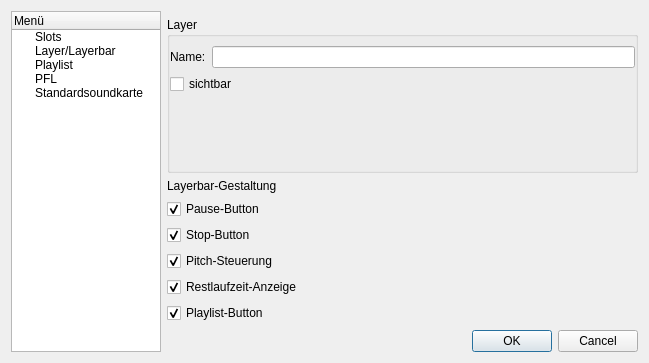
Above: view/configurationdialog.ui from m2otech/emm before the change. Below: the same form after it.
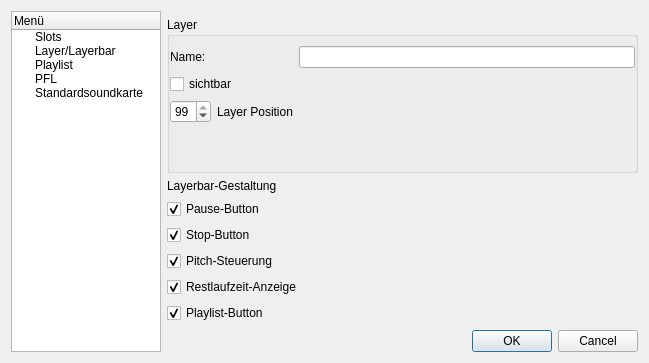
That is the form after the change. The open tabs and pages were chosen to show the change. Custom widgets are drawn as their Qt base class.

Commit message: Layers change order EMM-5, first implementation

Patch:
```diff
--- a/view/configurationdialog.ui
+++ b/view/configurationdialog.ui
@@ -6,7 +6,7 @@
    <rect>
     <x>0</x>
     <y>0</y>
-    <width>594</width>
+    <width>623</width>
     <height>363</height>
    </rect>
   </property>
@@ -416,6 +416,9 @@
               <property name="bottomMargin">
                <number>0</number>
               </property>
+              <item row="0" column="2">
+               <widget class="QLineEdit" name="layerNameText"/>
+              </item>
               <item row="0" column="0">
                <widget class="QLabel" name="label_8">
                 <property name="text">
@@ -423,28 +426,42 @@
                 </property>
                </widget>
               </item>
-              <item row="0" column="1">
-               <widget class="QLineEdit" name="layerNameText"/>
+              <item row="3" column="0">
+               <widget class="QSpinBox" name="layerPosition">
+                <property name="minimum">
+                 <number>1</number>
+                </property>
+                <property name="value">
+                 <number>99</number>
+                </property>
+               </widget>
               </item>
-              <item row="1" column="0" colspan="2">
+              <item row="4" column="0" colspan="3">
+               <spacer name="verticalSpacer_6">
+                <property name="orientation">
+                 <enum>Qt::Vertical</enum>
+                </property>
+                <property name="sizeHint" stdset="0">
+                 <size>
+                  <width>20</width>
+                  <height>40</height>
+                 </size>
+                </property>
+               </spacer>
+              </item>
+              <item row="2" column="0" colspan="3">
                <widget class="QCheckBox" name="visibleCheckBox">
                 <property name="text">
                  <string>sichtbar</string>
                 </property>
                </widget>
               </item>
-              <item row="2" column="0" colspan="2">
-               <spacer name="verticalSpacer_6">
-                <property name="orientation">
-                 <enum>Qt::Vertical</enum>
+              <item row="3" column="1">
+               <widget class="QLabel" name="label_14">
+                <property name="text">
+                 <string>Layer Position</string>
                 </property>
-                <property name="sizeHint" stdset="0">
-                 <size>
-                  <width>20</width>
-                  <height>40</height>
-                 </size>
-                </property>
-               </spacer>
+               </widget>
               </item>
              </layout>
             </widget>
```
The commit also changes 9 other files.
